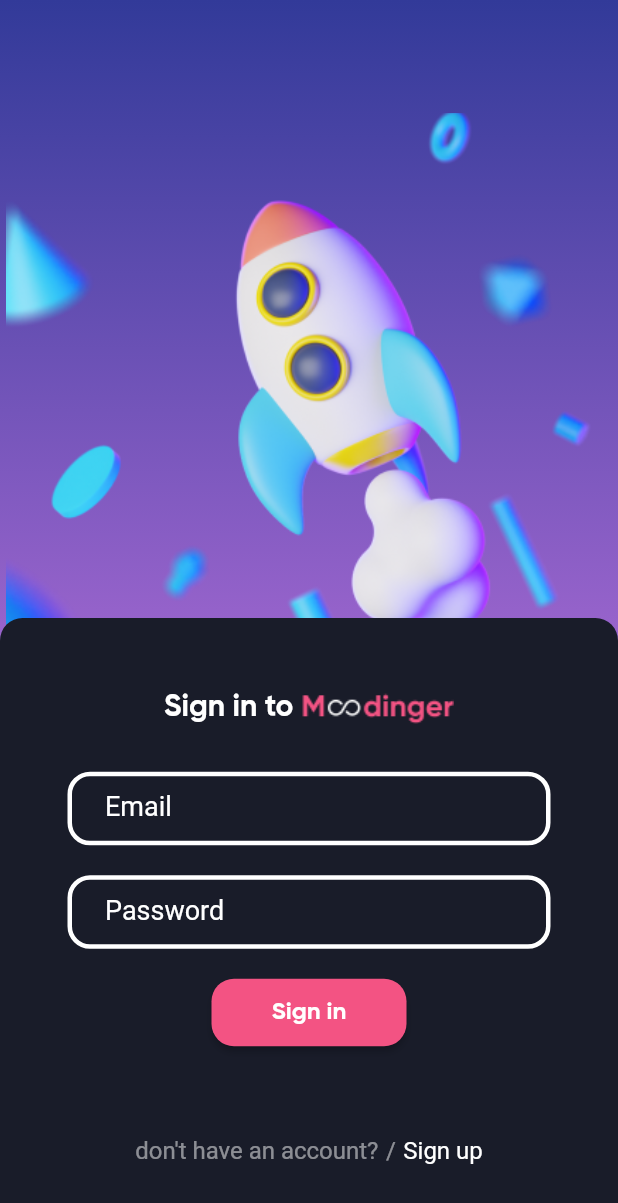
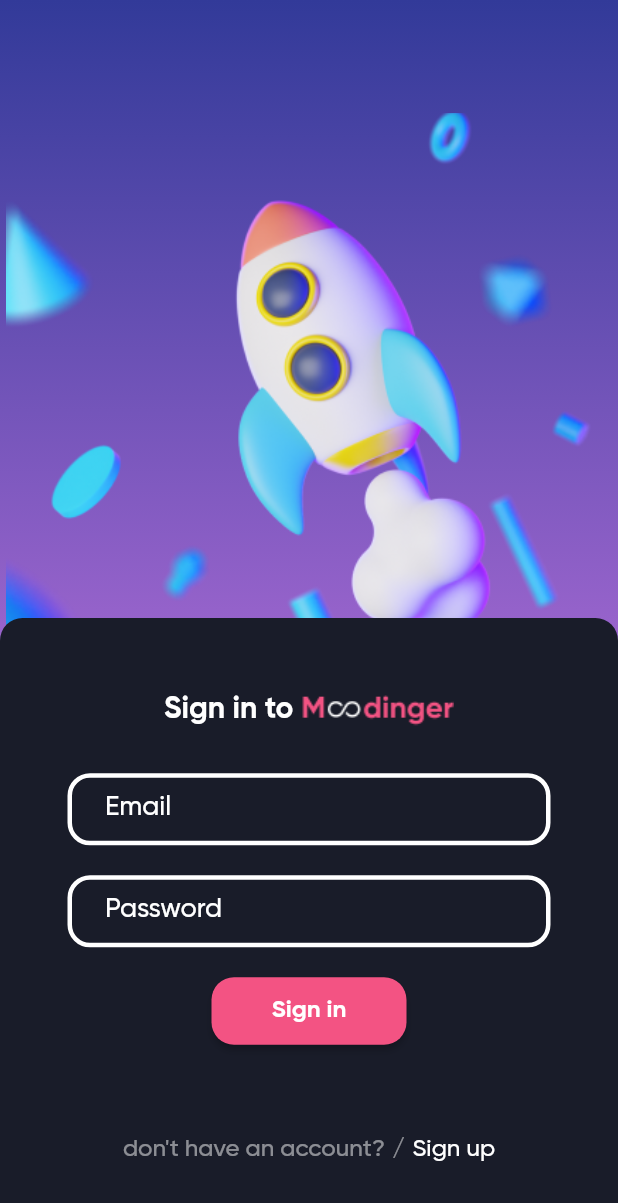
Before and after one commit to alirezakariminejad/flutter_instagram, a Flutter app: the screen it shows after launch, on a phone screen of 412 x 824 dp. Shown: the top 1203 px of the screen. Run offline on Flutter 3.47's test engine with Material 2 defaults, Android fonts, the phone set to English and light mode, and no system bars.

Commit message:
Add global fontFamily

```diff
--- a/lib/main.dart
+++ b/lib/main.dart
@@ -14,16 +14,16 @@
   Widget build(BuildContext context) {
     return MaterialApp(
       theme: ThemeData(
+        fontFamily: 'GM',
         elevatedButtonTheme: ElevatedButtonThemeData(
           style: ElevatedButton.styleFrom(
-            backgroundColor: ColorConstants.pink,
-            shape: RoundedRectangleBorder(
-              borderRadius: BorderRadius.all(
-                Radius.circular(15.0),
+              backgroundColor: ColorConstants.pink,
+              shape: RoundedRectangleBorder(
+                borderRadius: BorderRadius.all(
+                  Radius.circular(15.0),
+                ),
               ),
-            ),
-            textStyle: TextStyle(fontFamily: 'GB', fontSize: 16.0)
-          ),
+              textStyle: TextStyle(fontFamily: 'GB', fontSize: 16.0)),
         ),
       ),
       debugShowCheckedModeBanner: false,
```
